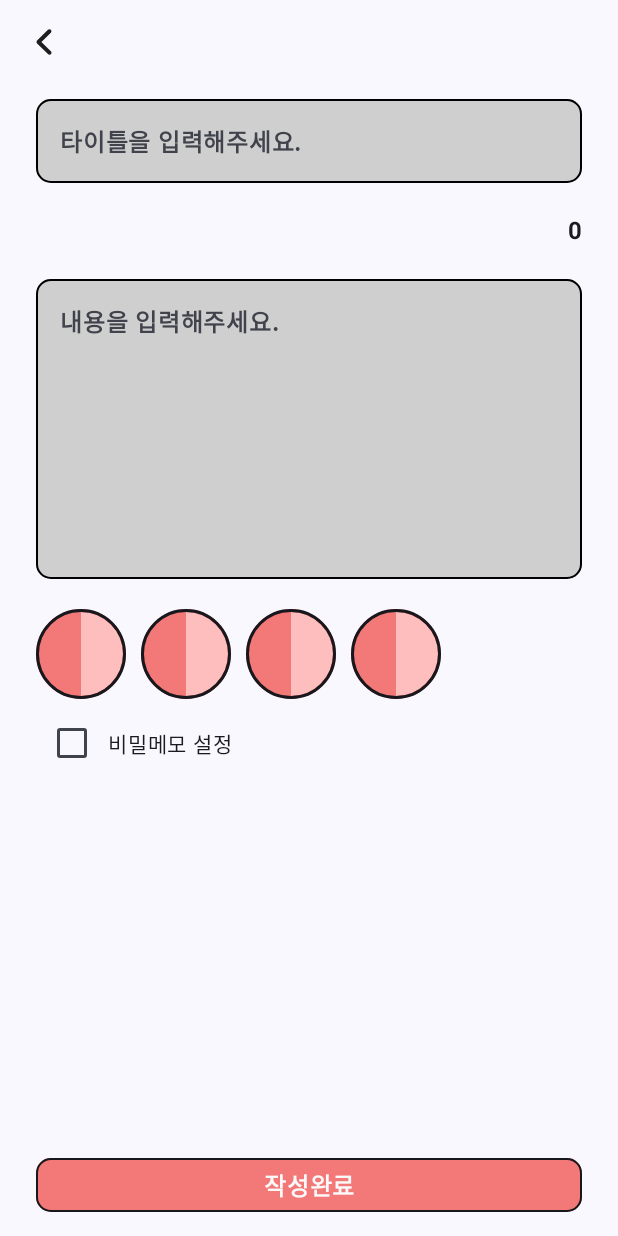
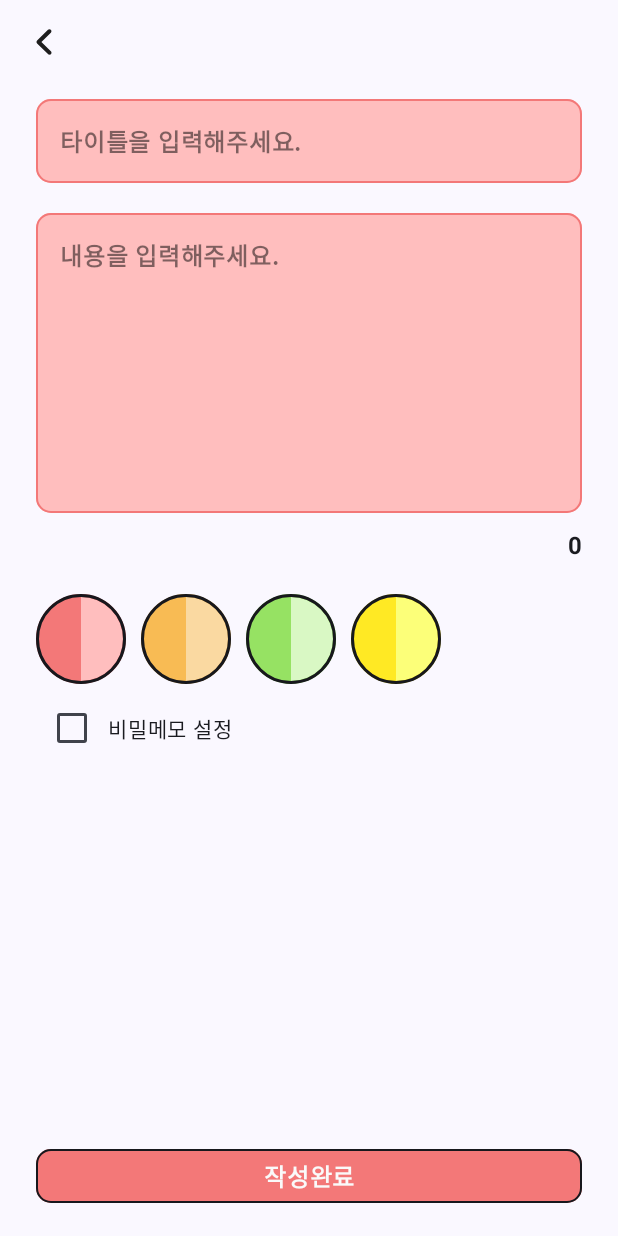
Before and after one commit to kmj94102/MyMemo, an Android app built with Jetpack Compose: the write screen opened through its navigation route, on a phone screen of 412 x 824 dp. Run offline under Robolectric (Android 15) with nearby library versions, the phone set to English and light mode, and no system bars; our stand-ins replace Dagger/Hilt's generated code.

Commit message:
- 메모 작성 - 메모 리스트 조회 - 메모 상세 조회 - 메모 삭제 기능 구현

```diff
--- a/app/src/main/AndroidManifest.xml
+++ b/app/src/main/AndroidManifest.xml
@@ -4,6 +4,7 @@
     package="com.example.mymemo">
 
     <application
+        android:name=".MyMemo"
         android:allowBackup="true"
         android:dataExtractionRules="@xml/data_extraction_rules"
         android:fullBackupContent="@xml/backup_rules"
--- /dev/null
+++ b/app/src/main/java/com/example/mymemo/data/MemoDao.kt
@@ -0,0 +1,24 @@
+package com.example.mymemo.data
+
+import androidx.room.Dao
+import androidx.room.Insert
+import androidx.room.OnConflictStrategy
+import androidx.room.Query
+import kotlinx.coroutines.flow.Flow
+
+@Dao
+interface MemoDao {
+
+    @Insert(onConflict = OnConflictStrategy.IGNORE)
+    suspend fun insertMemoItem(memoEntity: MemoEntity): Long
+
+    @Query("SELECT * FROM MemoEntity")
+    fun selectAllMemo(): Flow<List<MemoEntity>>
+
+    @Query("SELECT * FROM MemoEntity WHERE `index` = :index")
+    fun selectMemoIndex(index: Long): Flow<MemoEntity>
+
+    @Query("DELETE FROM MemoEntity WHERE `index` = :index")
+    suspend fun deleteMemoIndex(index: Long)
+
+}
--- /dev/null
+++ b/app/src/main/java/com/example/mymemo/util/ColorGroup.kt
@@ -0,0 +1,16 @@
+package com.example.mymemo.util
+
+enum class ColorGroup(val index: Int, val mainColor: Long, val subColor: Long) {
+
+    Group1(0, 0xFFF37878, 0xFFFFBEBE),
+    Group2(1, 0xFFF8BB54, 0xFFFAD9A1),
+    Group3(2, 0xFF96E263, 0xFFD9F8C4),
+    Group4(3, 0xFFFFE924, 0xFFFCFF79),
+
+}
+
+fun getMainColor(index: Int) =
+    ColorGroup.values().find { it.index == index }?.mainColor ?: 0
+
+fun getSubColor(index: Int) =
+    ColorGroup.values().find { it.index == index }?.subColor ?: 0
--- a/app/src/main/java/com/example/mymemo/view/write/MemoWrite.kt
+++ b/app/src/main/java/com/example/mymemo/view/write/MemoWrite.kt
@@ -1,5 +1,7 @@
 package com.example.mymemo.view.write
 
+import android.os.Handler
+import android.os.Looper
 import androidx.compose.foundation.*
 import androidx.compose.foundation.layout.*
 import androidx.compose.foundation.lazy.LazyColumn
@@ -9,26 +11,39 @@ import androidx.compose.material3.*
 import androidx.compose.runtime.*
 import androidx.compose.ui.Alignment
 import androidx.compose.ui.Modifier
-import androidx.compose.ui.draw.clip
-import androidx.compose.ui.geometry.Size
 import androidx.compose.ui.graphics.Color
-import androidx.compose.ui.graphics.StrokeCap
 import androidx.compose.ui.graphics.drawscope.Fill
-import androidx.compose.ui.graphics.drawscope.Stroke
+import androidx.compose.ui.platform.LocalContext
 import androidx.compose.ui.res.painterResource
 import androidx.compose.ui.text.style.TextAlign
 import androidx.compose.ui.unit.dp
+import androidx.hilt.navigation.compose.hiltViewModel
 import com.example.mymemo.R
 import com.example.mymemo.ui.theme.Black
 import com.example.mymemo.ui.theme.Primary
 import com.example.mymemo.ui.theme.Typography
 import com.example.mymemo.ui.theme.White
+import com.example.mymemo.util.getMainColor
+import com.example.mymemo.util.getSubColor
+import com.example.mymemo.util.toast
 import com.example.mymemo.view.RouteAction
 import com.example.mymemo.view.list.InputBar
 
 @OptIn(ExperimentalMaterial3Api::class)
 @Composable
-fun MemoWriteContainer(routeAction: RouteAction) {
+fun MemoWriteContainer(
+    routeAction: RouteAction,
+    viewModel: MemoWriteViewModel = hiltViewModel()
+) {
+
+    val titleState = viewModel.titleState.collectAsState()
+    val contentsState = viewModel.contentsState.collectAsState()
+    val isSecretState = viewModel.isSecretState.collectAsState()
+    val passwordState = viewModel.passwordState.collectAsState()
+    val colorGroupState = viewModel.colorGroupState.collectAsState()
+    val statusState = viewModel.statusState.collectAsState()
+    val context = LocalContext.current
+
     Box(
         modifier = Modifier.fillMaxSize()
     ) {
@@ -52,42 +67,40 @@ fun MemoWriteContainer(routeAction: RouteAction) {
         ) {
             /** 타이틀 입력 **/
             item {
-                var field by remember { mutableStateOf("") }
-
                 InputBar(
                     modifier = Modifier.padding(vertical = 10.dp),
-                    field,
-                    "타이틀을 입력해주세요."
+                    field = titleState.value,
+                    hint = "타이틀을 입력해주세요.",
+                    containerColor = Color(getSubColor(colorGroupState.value)),
+                    borderColor = Color(getMainColor(colorGroupState.value))
                 ) {
-                    field = it
+                    viewModel.titleState.value = it
                 }
             } // 타이틀 입력
 
             /** 내용 입력 **/
             item {
-                var field by remember { mutableStateOf("") }
-
-                Spacer(modifier = Modifier.height(10.dp))
+                InputBar(
+                    field = contentsState.value,
+                    hint = "내용을 입력해주세요.",
+                    containerColor = Color(getSubColor(colorGroupState.value)),
+                    borderColor = Color(getMainColor(colorGroupState.value)),
+                    isSingleLine = false,
+                    modifier = Modifier
+                        .padding(vertical = 10.dp)
+                        .defaultMinSize(minHeight = 200.dp)
+                ) {
+                    viewModel.contentsState.value = it
+                }
 
                 Text(
-                    text = "${field.length}",
+                    text = "${contentsState.value.length}",
                     textAlign = TextAlign.End,
                     modifier = Modifier
                         .fillMaxWidth()
                 )
 
                 Spacer(modifier = Modifier.height(10.dp))
-
-                InputBar(
-                    field = field,
-                    hint = "내용을 입력해주세요.",
-                    isSingleLine = false,
-                    modifier = Modifier
-                        .padding(vertical = 10.dp)
-                        .defaultMinSize(minHeight = 200.dp)
-                ) {
-                    field = it
-                }
             } // 내용 입력
 
             /** 색상 선택 **/
@@ -98,26 +111,35 @@ fun MemoWriteContainer(routeAction: RouteAction) {
                     modifier = Modifier
                         .fillMaxWidth()
                 ) {
-                    SelectColor()
-                    SelectColor()
-                    SelectColor()
-                    SelectColor()
+                    SelectColor(0) {
+                        viewModel.colorGroupState.value = it
+                    }
+                    SelectColor(1) {
+                        viewModel.colorGroupState.value = it
+                    }
+                    SelectColor(2) {
+                        viewModel.colorGroupState.value = it
+                    }
+                    SelectColor(3) {
+                        viewModel.colorGroupState.value = it
+                    }
                 }
             }
 
             /** 비밀메모 설정 **/
             item {
-                var isChecked by remember { mutableStateOf(false) }
                 Row(
                     verticalAlignment = Alignment.CenterVertically,
                     modifier = Modifier
                         .padding(top = 5.dp)
-                        .clickable { isChecked = !isChecked }
+                        .clickable {
+                            viewModel.isSecretState.value = !viewModel.isSecretState.value
+                        }
                 ) {
                     Checkbox(
-                        checked = isChecked,
+                        checked = isSecretState.value,
                         onCheckedChange = {
-                            isChecked = it
+                            viewModel.isSecretState.value = it
                         }
                     )
 
@@ -127,16 +149,13 @@ fun MemoWriteContainer(routeAction: RouteAction) {
                     )
                 }
 
-                if (isChecked) {
-                    var field by remember {
-                        mutableStateOf("")
-                    }
+                if (isSecretState.value) {
                     InputBar(
-                        field = field,
+                        field = passwordState.value,
                         hint = "비밀번호를 입력해주세요",
                         modifier = Modifier.fillParentMaxWidth()
                     ) {
-                        field = it
+                        viewModel.passwordState.value = it
                     }
                 }
             }// 비밀메모 설정
@@ -150,6 +169,7 @@ fun MemoWriteContainer(routeAction: RouteAction) {
                 containerColor = Primary
             ),
             border = BorderStroke(1.dp, Black),
+            onClick = { viewModel.insertMemo() },
             modifier = Modifier
                 .padding(horizontal = 24.dp, vertical = 16.dp)
                 .align(Alignment.BottomCenter)
@@ -164,27 +184,54 @@ fun MemoWriteContainer(routeAction: RouteAction) {
                     .padding(vertical = 6.dp)
             )
         }
+    }// Box
 
-    }// Box
+    when(statusState.value) {
+        is MemoWriteViewModel.InsertEvent.Init -> {}
+        is MemoWriteViewModel.InsertEvent.EmptyTitle -> {
+            context.toast("타이틀을 입력해주세요")
+        }
+        is MemoWriteViewModel.InsertEvent.EmptyContents -> {
+            context.toast("내용을 입력해주세요")
+        }
+        is MemoWriteViewModel.InsertEvent.EmptyPassword -> {
+            context.toast("비밀번호를 입력해주세요")
+        }
+        is MemoWriteViewModel.InsertEvent.Failure -> {
+            context.toast("저장에 실패하였습니다.")
+        }
+        is MemoWriteViewModel.InsertEvent.Success -> {
+            context.toast("저장 성공.")
+            Handler(Looper.getMainLooper()).postDelayed({ routeAction.popupBackStack() }, 1000)
+        }
+    }
+
 }
 
 @OptIn(ExperimentalMaterial3Api::class)
 @Composable
-fun SelectColor() {
+fun SelectColor(index: Int, clickListener: (Int) -> Unit) {
     Card(
         shape = CircleShape,
         border = BorderStroke(2.dp, Black),
         colors = CardDefaults.cardColors(
-            containerColor = Color(0xFFF37878)
+            containerColor = Color(getMainColor(index = index))
         ),
         modifier = Modifier
             .size(60.dp)
+            .clickable {
+                clickListener(index)
+            }
     ) {
 
-        Box(modifier = Modifier.fillMaxSize().padding(2.dp)) {
+        Box(
+            modifier = Modifier
+                .fillMaxSize()
+                .padding(2.dp)
+        ) {
             Canvas(modifier = Modifier.size(58.dp)) {
                 drawArc(
-                    color = Color(0xFFFFBEBE),
+                    color = Color(getSubColor(index = index)),
                     startAngle = 270f,
                     sweepAngle = 180f,
                     useCenter = true,
--- /dev/null
+++ b/app/src/main/java/com/example/mymemo/view/write/MemoWriteViewModel.kt
@@ -0,0 +1,68 @@
+package com.example.mymemo.view.write
+
+import androidx.lifecycle.ViewModel
+import androidx.lifecycle.viewModelScope
+import com.example.mymemo.data.MemoDao
+import com.example.mymemo.data.MemoEntity
+import dagger.hilt.android.lifecycle.HiltViewModel
+import kotlinx.coroutines.flow.MutableStateFlow
+import kotlinx.coroutines.launch
+import javax.inject.Inject
+
+@HiltViewModel
+class MemoWriteViewModel @Inject constructor(
+    private val db: MemoDao
+) : ViewModel() {
+
+    val statusState = MutableStateFlow<InsertEvent>(InsertEvent.Init)
+    val titleState = MutableStateFlow("")
+    val contentsState = MutableStateFlow("")
+    val isSecretState = MutableStateFlow(false)
+    val passwordState = MutableStateFlow("")
+    val colorGroupState = MutableStateFlow(0)
+
+    fun insertMemo() = viewModelScope.launch {
+
+        if (titleState.value.isEmpty()) {
+            statusState.emit(InsertEvent.EmptyTitle)
+            return@launch
+        }
+
+        if (contentsState.value.isEmpty()) {
+            statusState.emit(InsertEvent.EmptyContents)
+            return@launch
+        }
+
+        if (isSecretState.value && passwordState.value.isEmpty()) {
+            statusState.emit(InsertEvent.EmptyPassword)
+            return@launch
+        }
+
+        val result = db.insertMemoItem(
+            MemoEntity(
+                title = titleState.value,
+                contents = contentsState.value,
+                isSecret = isSecretState.value,
+                password = passwordState.value,
+                colorGroup = colorGroupState.value
+            )
+        )
+
+        if (result == -1L) {
+            statusState.emit(InsertEvent.Failure)
+        } else {
+            statusState.emit(InsertEvent.Success)
+        }
+
+    }
+
+    sealed class InsertEvent {
+        object Init: InsertEvent()
+        object Failure: InsertEvent()
+        object Success: InsertEvent()
+        object EmptyTitle: InsertEvent()
+        object EmptyContents: InsertEvent()
+        object EmptyPassword: InsertEvent()
+    }
+
+}
--- a/build.gradle
+++ b/build.gradle
@@ -1,6 +1,9 @@
 buildscript {
     ext {
         compose_version = '1.3.0-alpha01'
+    }
+    dependencies {
+        classpath 'com.google.dagger:hilt-android-gradle-plugin:2.43'
     }
 }// Top-level build file where you can add configuration options common to all sub-projects/modules.
 plugins {
```
Also changed, not shown: app/build.gradle (+17 -0 lines), app/src/main/java/com/example/mymemo/MyMemo.kt (added, +18 -0 lines), app/src/main/java/com/example/mymemo/data/MemoDatabase.kt (added, +18 -0 lines), app/src/main/java/com/example/mymemo/data/MemoEntity.kt (added, +24 -0 lines), app/src/main/java/com/example/mymemo/di/RoomModule.kt (added, +32 -0 lines), app/src/main/java/com/example/mymemo/util/CommonEx.kt (added, +12 -0 lines), app/src/main/java/com/example/mymemo/view/MainActivity.kt (+17 -13 lines), app/src/main/java/com/example/mymemo/view/Navigation.kt (+12 -4 lines), app/src/main/java/com/example/mymemo/view/detail/DetailViewModel.kt (added, +39 -0 lines), app/src/main/java/com/example/mymemo/view/detail/MemoDetail.kt (+38 -11 lines), app/src/main/java/com/example/mymemo/view/list/MemoList.kt (+52 -29 lines), app/src/main/java/com/example/mymemo/view/list/MemoListViewModel.kt (added, +27 -0 lines).
